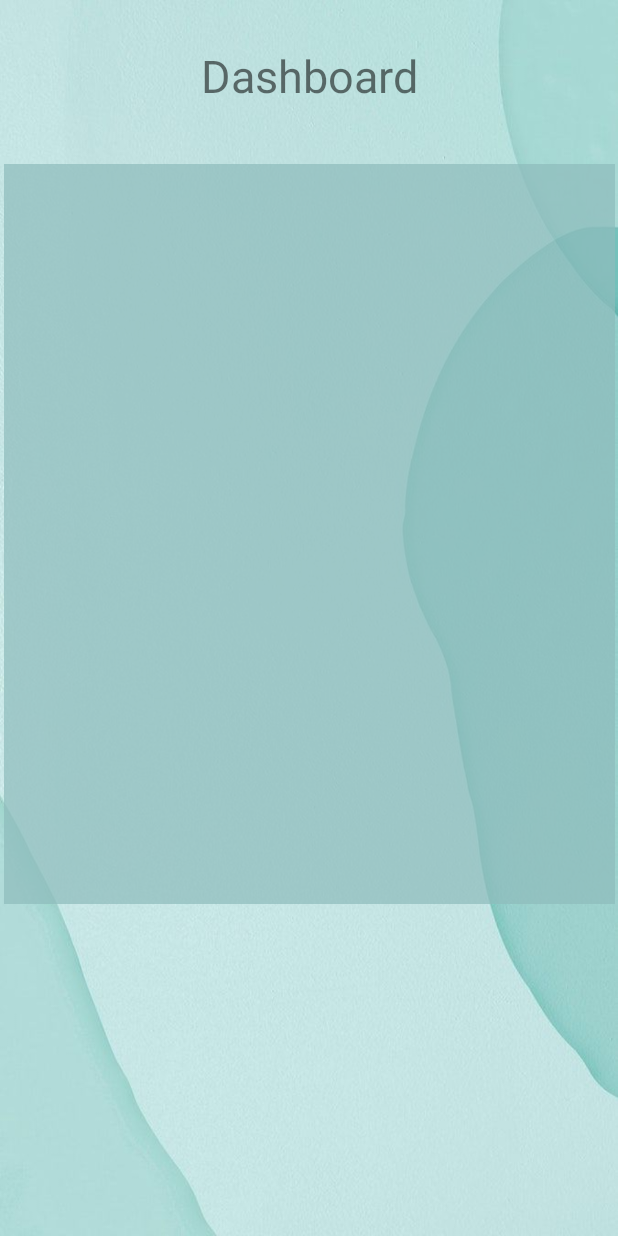
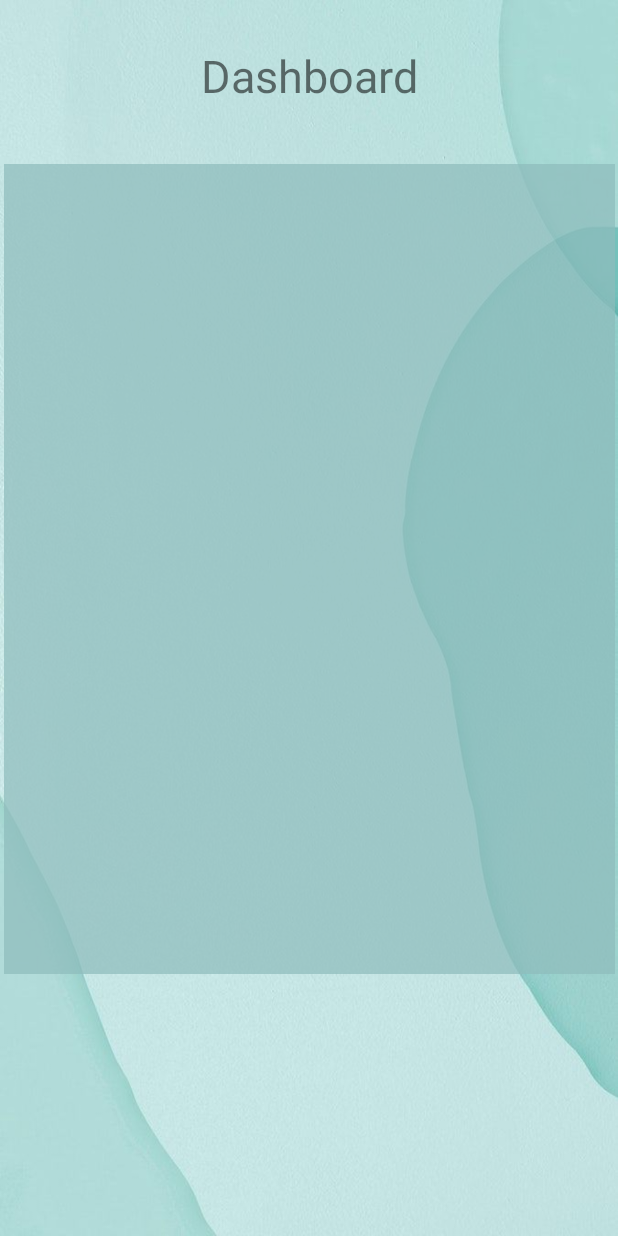
Before and after one commit to anikurhade/Stock-Edge, an Android app: the layout activity_dashboard.xml on its own in the app's theme, with its tools: preview values and no code run, on a phone screen of 412 x 824 dp. Run offline under Robolectric (Android 15) with nearby library versions, the phone set to English and light mode, and no system bars; Roboto replaces fonts that are not available here.

Commit message:
Updating Dashboard Activity New Acivity

```diff
--- a/app/src/main/res/layout/activity_dashboard.xml
+++ b/app/src/main/res/layout/activity_dashboard.xml
@@ -26,7 +26,7 @@
     <GridView
         android:id="@+id/gridvi"
         android:layout_width="407dp"
-        android:layout_height="493dp"
+        android:layout_height="540dp"
         android:layout_marginTop="30dp"
         android:background="#B78FBDBD"
         android:horizontalSpacing="6dp"
```
Also changed, not shown: app/src/main/java/com/example/stockinfo/Dashboard.java (+16 -6 lines).
